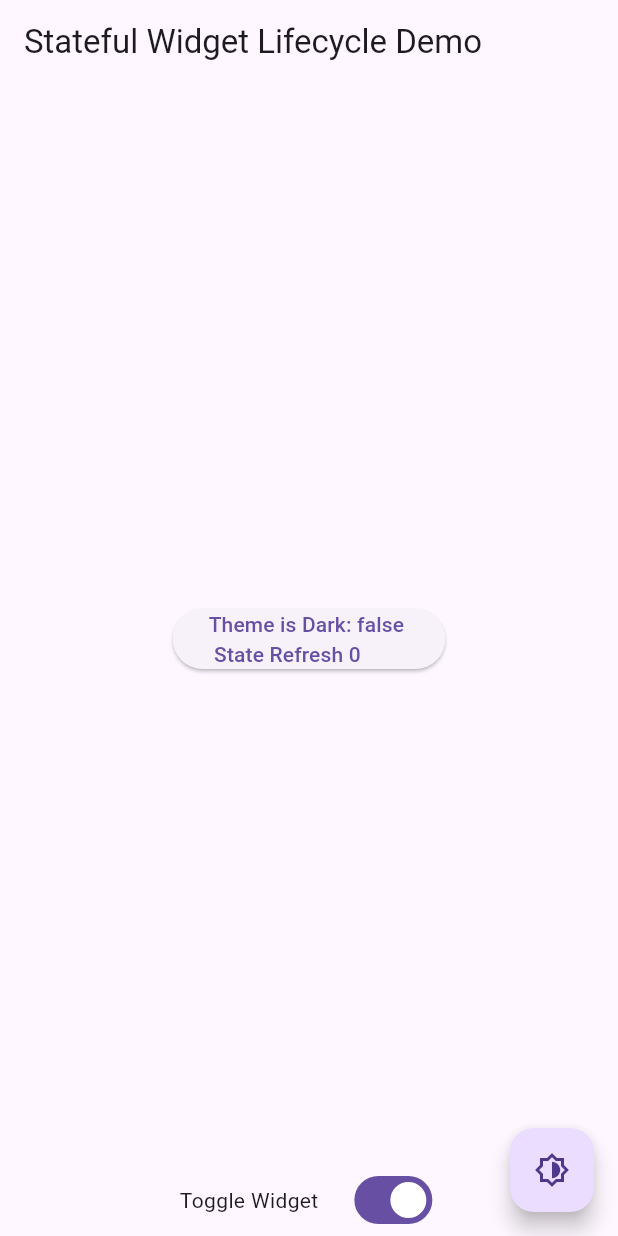
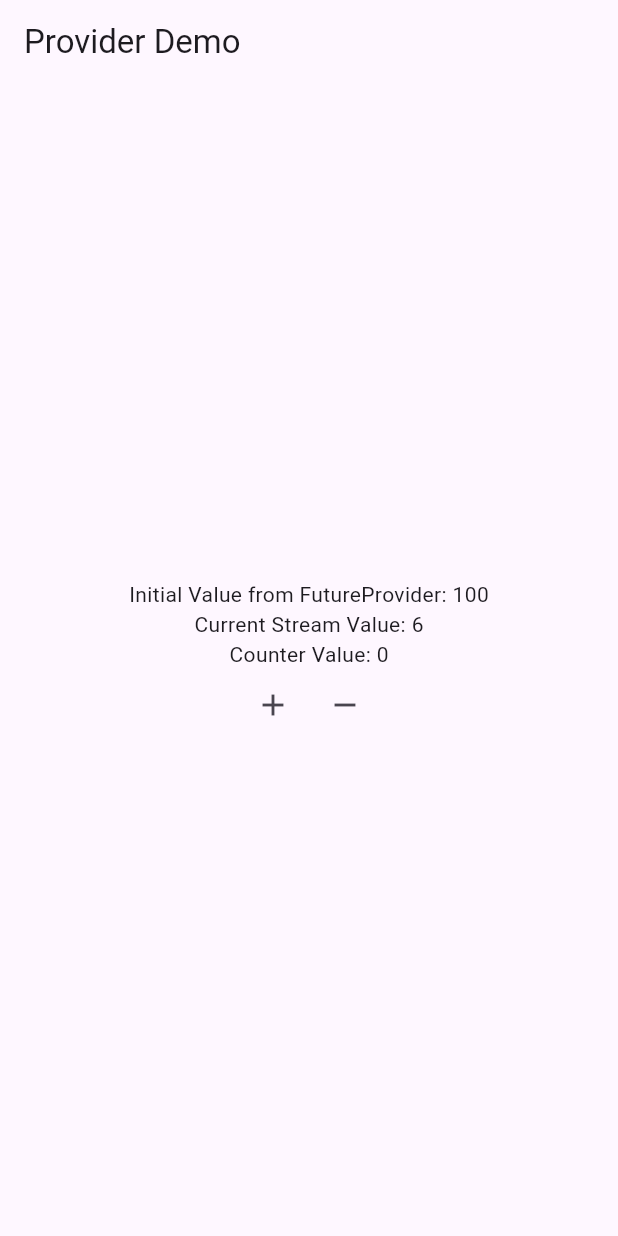
Before and after one commit to Mangesh20/square-tasks, a Flutter app: the screen it shows after launch, on a phone screen of 412 x 824 dp. Run offline on Flutter 3.47's test engine with Material 3 defaults, Android fonts, the phone set to English and light mode, and no system bars.

Commit message:
demo-2 Provider

```diff
--- /dev/null
+++ b/devtools_options.yaml
@@ -0,0 +1 @@
+extensions:
--- /dev/null
+++ b/lib/demo2_provider/counter.dart
@@ -0,0 +1,16 @@
+import 'package:flutter/material.dart';
+
+class Counter extends ChangeNotifier {
+  int _count = 0;
+  int get count => _count;
+
+  void increment() {
+    _count++;
+    notifyListeners();
+  }
+
+  void decrement() {
+    _count--;
+    notifyListeners();
+  }
+}
--- /dev/null
+++ b/lib/demo2_provider/provider_home_screen.dart
@@ -0,0 +1,47 @@
+// ignore_for_file: file_names
+
+import 'package:flutter/material.dart';
+import 'package:provider/provider.dart';
+import 'package:square_notes/demo2_provider/setup_providers.dart';
+
+import './counter.dart';
+
+class ProviderHomeScreen extends StatelessWidget {
+  const ProviderHomeScreen({super.key});
+
+  @override
+  Widget build(BuildContext context) {
+    final counter = Provider.of<Counter>(context);
+    final initialValue = Provider.of<FutureInt>(context);
+    final streamValue = context.watch<StreamInt>();
+
+    return Scaffold(
+      appBar: AppBar(
+        title: const Text('Provider Demo'),
+      ),
+      body: Center(
+        child: Column(
+          mainAxisAlignment: MainAxisAlignment.center,
+          children: <Widget>[
+            Text('Initial Value from FutureProvider: ${initialValue.value}'),
+            Text('Current Stream Value: ${streamValue.value}'),
+            Text('Counter Value: ${counter.count}'),
+            Row(
+              mainAxisAlignment: MainAxisAlignment.center,
+              children: [
+                IconButton(
+                  icon: const Icon(Icons.add),
+                  onPressed: () => counter.increment(),
+                ),
+                IconButton(
+                  icon: const Icon(Icons.remove),
+                  onPressed: () => counter.decrement(),
+                ),
+              ],
+            ),
+          ],
+        ),
+      ),
+    );
+  }
+}
--- /dev/null
+++ b/lib/demo2_provider/setup_providers.dart
@@ -0,0 +1,39 @@
+import 'package:provider/provider.dart';
+import 'package:provider/single_child_widget.dart';
+import 'package:square_notes/demo2_provider/counter.dart';
+
+class FutureInt {
+  final int value;
+  FutureInt(this.value);
+}
+
+class StreamInt {
+  final int value;
+  StreamInt(this.value);
+}
+
+Future<FutureInt> fetchInitialValue() async {
+  await Future.delayed(const Duration(seconds: 2));
+  return FutureInt(100);
+}
+
+Stream<StreamInt> streamValue() async* {
+  while (true) {
+    await Future.delayed(const Duration(seconds: 1));
+    yield StreamInt(DateTime.now().second);
+  }
+}
+
+List<SingleChildWidget> setupProviders() {
+  return [
+    ChangeNotifierProvider(create: (_) => Counter()),
+    FutureProvider<FutureInt>(
+      create: (_) => fetchInitialValue(),
+      initialData: FutureInt(0),
+    ),
+    StreamProvider<StreamInt>(
+      create: (_) => streamValue(),
+      initialData: StreamInt(0),
+    ),
+  ];
+}
--- a/lib/main.dart
+++ b/lib/main.dart
@@ -1,179 +1,24 @@
-import 'package:flutter/foundation.dart';
 import 'package:flutter/material.dart';
+import 'package:provider/provider.dart';
+import './demo2_provider/setup_providers.dart';
+import './demo2_provider/provider_home_Screen.dart';
 
 void main() {
-  runApp(const MyApp());
+  runApp(
+    MultiProvider(
+      providers: setupProviders(),
+      child: const MyApp(),
+    ),
+  );
 }
 
-class MyApp extends StatefulWidget {
-  const MyApp({Key? key}) : super(key: key);
-
-  @override
-  State<MyApp> createState() => _MyAppState();
-}
-
-class _MyAppState extends State<MyApp> {
-  bool _isDarkTheme = false;
-  bool _showLifecycleDemo = true;
-
-  void _toggleDarkTheme() {
-    setState(() {
-      _isDarkTheme = !_isDarkTheme;
-    });
-  }
+class MyApp extends StatelessWidget {
+  const MyApp({super.key});
 
   @override
   Widget build(BuildContext context) {
-    return ThemeSwitcher(
-      isDarkTheme: _isDarkTheme,
-      child: MaterialApp(
-        theme: _isDarkTheme ? ThemeData.dark() : ThemeData.light(),
-        home: Scaffold(
-          appBar: AppBar(
-            title: const Text('Stateful Widget Lifecycle Demo'),
-          ),
-          body: Column(
-            children: [
-              Expanded(
-                child: _showLifecycleDemo
-                    ? LifecycleDemo(count: 0)
-                    : const Center(
-                        child: Text('LifecycleDemo is hidden'),
-                      ),
-              ),
-              Row(
-                mainAxisAlignment: MainAxisAlignment.center,
-                children: [
-                  const Text('Toggle Widget'),
-                  const SizedBox(
-                    width: 20,
-                  ),
-                  Switch(
-                    value: _showLifecycleDemo,
-                    onChanged: (value) {
-                      setState(() {
-                        _showLifecycleDemo = value;
-                      });
-                    },
-                  ),
-                ],
-              ),
-            ],
-          ),
-          floatingActionButton: FloatingActionButton(
-            onPressed: _toggleDarkTheme,
-            child: const Icon(
-              Icons.brightness_6_outlined,
-            ),
-          ),
-        ),
-      ),
+    return const MaterialApp(
+      home: ProviderHomeScreen(),
     );
   }
 }
-
-// ignore: must_be_immutable
-class LifecycleDemo extends StatefulWidget {
-  int count;
-  LifecycleDemo({Key? key, required this.count}) : super(key: key);
-  @override
-  // ignore: no_logic_in_create_state
-  State<StatefulWidget> createState() {
-    if (kDebugMode) {
-      print('widget created : ${++count}');
-    }
-    return _LifecycleDemoState();
-  }
-}
-
-class ThemeSwitcher extends InheritedWidget {
-  final bool isDarkTheme;
-
-  const ThemeSwitcher({
-    Key? key,
-    required this.isDarkTheme,
-    required Widget child,
-  }) : super(key: key, child: child);
-
-  @override
-  bool updateShouldNotify(covariant ThemeSwitcher oldWidget) {
-    return oldWidget.isDarkTheme != isDarkTheme;
-  }
-
-  static ThemeSwitcher? of(BuildContext context) {
-    return context.dependOnInheritedWidgetOfExactType<ThemeSwitcher>();
-  }
-}
-
-class _LifecycleDemoState extends State<LifecycleDemo> {
-  late int count;
-  @override
-  void initState() {
-    super.initState();
-    count = widget.count;
-    if (kDebugMode) {
-      print('widget initiated : ${++count}');
-    }
-  }
-
-  @override
-  void didUpdateWidget(covariant LifecycleDemo oldWidget) {
-    super.didUpdateWidget(oldWidget);
-    if (kDebugMode) {
-      print('widget didUpdateWidget called : ${++count}');
-    }
-  }
-
-  @override
-  void didChangeDependencies() {
-    super.didChangeDependencies();
-    if (kDebugMode) {
-      print('widget didChangeDependencies called : ${++count}');
-    }
-  }
-
-  @override
-  Widget build(BuildContext context) {
-    if (kDebugMode) {
-      print('widget build : ${++count}');
-    }
-    final isDarkTheme = ThemeSwitcher.of(context)!.isDarkTheme;
-
-    return Center(
-      child: Column(
-        mainAxisAlignment: MainAxisAlignment.center,
-        children: [
-          const SizedBox(
-            height: 20,
-          ),
-          ElevatedButton(
-            onPressed: () {
-              setState(() {
-                if (kDebugMode) {
-                  print(' widget set state called : ${++count}');
-                }
-              });
-            },
-            child: Text('Theme is Dark: $isDarkTheme \n State Refresh $count'),
-          )
-        ],
-      ),
-    );
-  }
-
-  @override
-  void deactivate() {
-    super.deactivate();
-    if (kDebugMode) {
-      print('widget deactivated : ${++count}');
-    }
-  }
-
-  @override
-  void dispose() {
-    super.dispose();
-    if (kDebugMode) {
-      print('widget disposed : ${++count}');
-    }
-  }
-}
--- a/pubspec.yaml
+++ b/pubspec.yaml
@@ -9,6 +9,7 @@ environment:
 dependencies:
   flutter:
     sdk: flutter
+  provider: ^6.1.2
 
 dev_dependencies:
   flutter_test:
```
Also changed, not shown: lib/demo_1_widget_lifecycle/widget_lifecycle_demo.dart (added, +175 -0 lines), pubspec.lock, 2 other files.
